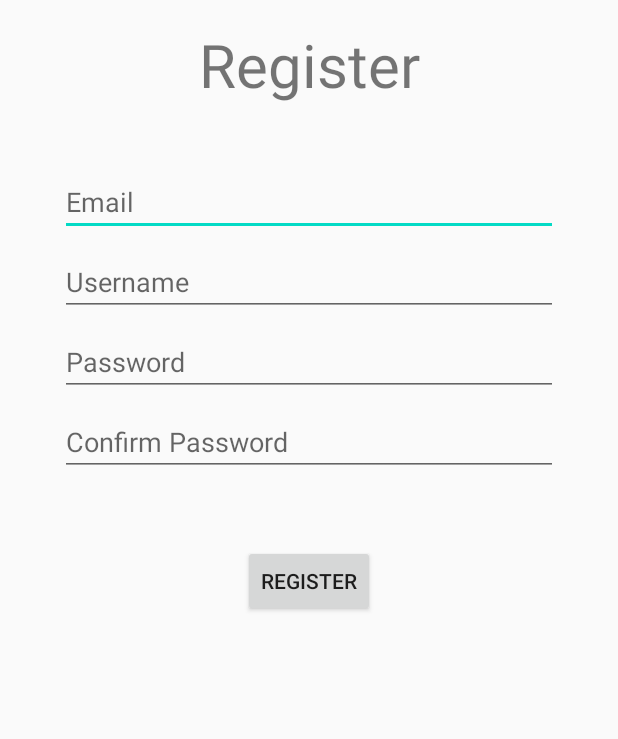
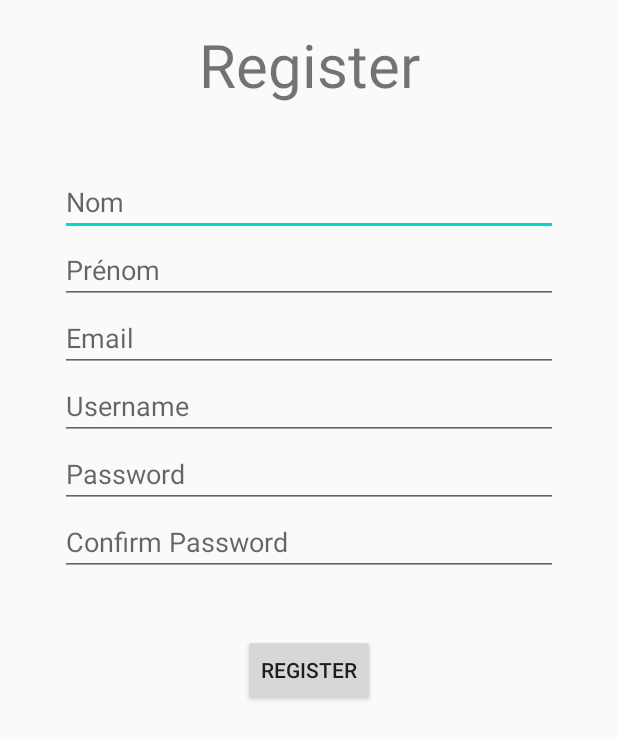
Before and after one commit to ThomasDspl/Projet-M1-TNSI, an Android app: the layout activity_register.xml on its own in the app's theme, with its tools: preview values and no code run, on a phone screen of 412 x 824 dp. Shown: the top 739 px of the screen. Run offline under Robolectric (Android 15) with nearby library versions, the phone set to English and light mode, and no system bars.

Commit message:
Graphisme Register

```diff
--- a/AppMobile/app/src/main/res/layout/activity_register.xml
+++ b/AppMobile/app/src/main/res/layout/activity_register.xml
@@ -21,13 +21,13 @@
         tools:layout_editor_absoluteX="16dp" />
 
     <EditText
-        android:id="@+id/email"
+        android:id="@+id/Nom"
         android:layout_width="0dp"
         android:layout_height="wrap_content"
         android:layout_marginStart="24dp"
         android:layout_marginTop="96dp"
         android:layout_marginEnd="24dp"
-        android:hint="@string/prompt_email"
+        android:hint="@string/prompt_nom"
         android:inputType="textEmailAddress"
         android:selectAllOnFocus="true"
         app:layout_constraintEnd_toEndOf="parent"
@@ -36,11 +36,42 @@
 
 
     <EditText
+
+        android:id="@+id/Prénom"
+        android:layout_width="0dp"
+        android:layout_height="wrap_content"
+        android:layout_below="@+id/Nom"
+        android:layout_marginStart="24dp"
+        android:layout_marginEnd="24dp"
+        android:hint="@string/prompt_prenom"
+        android:inputType="textEmailAddress"
+        android:selectAllOnFocus="true"
+        app:layout_constraintEnd_toEndOf="parent"
+        app:layout_constraintHorizontal_bias="1.0"
+        app:layout_constraintStart_toStartOf="parent"
+        app:layout_constraintTop_toBottomOf="@+id/Nom"
+         />
+
+    <EditText
+        android:id="@+id/email"
+        android:layout_width="0dp"
+        android:layout_height="wrap_content"
+        android:layout_below="@+id/Prénom"
+        android:layout_marginStart="24dp"
+        android:layout_marginEnd="24dp"
+        android:hint="@string/prompt_email"
+        android:inputType="textEmailAddress"
+        android:selectAllOnFocus="true"
+        app:layout_constraintEnd_toEndOf="parent"
+        app:layout_constraintStart_toStartOf="parent"
+        app:layout_constraintTop_toBottomOf="@+id/Prénom"
+         />
+
+    <EditText
         android:id="@+id/pseudo"
         android:layout_width="0dp"
         android:layout_height="wrap_content"
         android:layout_marginStart="24dp"
-        android:layout_marginTop="8dp"
         android:layout_marginEnd="24dp"
         android:hint="@string/prompt_username"
         android:imeActionLabel="@string/action_sign_in_short"
@@ -56,7 +87,6 @@
         android:layout_width="0dp"
         android:layout_height="wrap_content"
         android:layout_marginStart="24dp"
-        android:layout_marginTop="8dp"
         android:layout_marginEnd="24dp"
         android:hint="@string/prompt_password"
         android:imeActionLabel="@string/action_sign_in_short"
@@ -66,12 +96,12 @@
         app:layout_constraintEnd_toEndOf="parent"
         app:layout_constraintStart_toStartOf="parent"
         app:layout_constraintTop_toBottomOf="@+id/pseudo" />
+
     <EditText
         android:id="@+id/password2"
         android:layout_width="0dp"
         android:layout_height="wrap_content"
         android:layout_marginStart="24dp"
-        android:layout_marginTop="8dp"
         android:layout_marginEnd="24dp"
         android:hint="@string/prompt_password2"
         android:imeActionLabel="@string/action_sign_in_short"
--- a/AppMobile/app/src/main/res/values/strings.xml
+++ b/AppMobile/app/src/main/res/values/strings.xml
@@ -6,6 +6,8 @@
     <string name="tab_text_4">Compte</string>
     <string name="tab_text_5">Connexion</string>
     <string name="title_activity_register">Sign in</string>
+    <string name="prompt_nom">Nom</string>
+    <string name="prompt_prenom">Prénom</string>
     <string name="prompt_email">Email</string>
     <string name="prompt_password">Password</string>
     <string name="prompt_username">Username</string>
```
